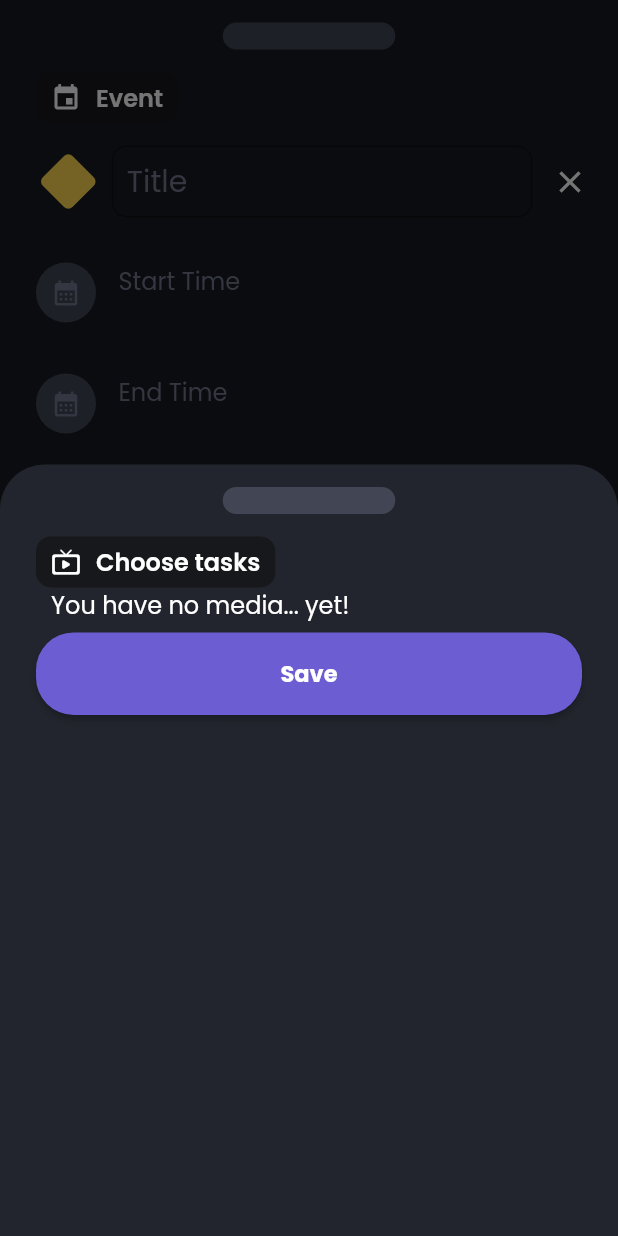
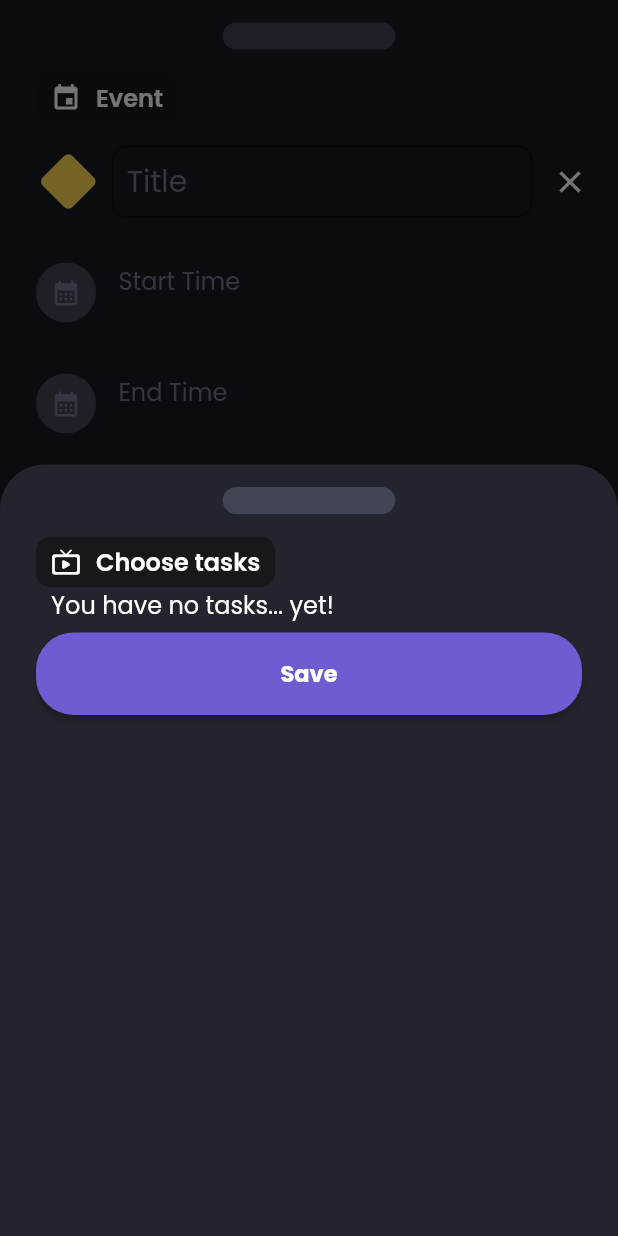
Before and after one commit to DreFlo/lgp-2223-sc1, a Flutter app: the EventForm widget shown alone on an empty page, opened directly with empty values, after a tap on the "playlist add" icon, on a phone screen of 412 x 824 dp. Run offline on Flutter 3.47's test engine with Material 2 defaults, Android fonts, the phone set to English and light mode, and no system bars; our stand-ins replace floor, flutter_svg, get_it, like_button, lottie, rive and 1 more; missing offline and left inert: books_finder, emojis, tmdb_api; accounts and stored records are empty; generated files the repository leaves out were written again; network calls fail.

Commit message:
feat(events): choose from activities not already selected

```diff
--- a/src/lib/pages/events/choose_activity_form.dart
+++ b/src/lib/pages/events/choose_activity_form.dart
@@ -13,7 +13,7 @@ class ChooseActivity {
   bool isSelected;
 
   ChooseActivity(
-      {required this.id, // TODO(eventos): I put this here because I think it is useful for the backend, but idk, feel free to change
+      {required this.id,
       required this.title,
       required this.description,
       required this.isSelected});
@@ -21,6 +21,7 @@ class ChooseActivity {
 
 class ChooseActivityForm extends StatefulWidget {
   final String title;
+  final String noActivityText;
   final List<ChooseActivity> activities;
   final ScrollController scrollController;
   final Function(int, String, String) addActivityCallback;
@@ -29,6 +30,7 @@ class ChooseActivityForm extends StatefulWidget {
       {Key? key,
       required this.scrollController,
       required this.title,
+      required this.noActivityText,
       required this.activities,
       required this.addActivityCallback})
       : super(key: key);
@@ -54,7 +56,7 @@ class _ChooseActivityFormState extends State<ChooseActivityForm> {
     }
 
     if (activities == null || activities!.isEmpty) {
-      activitiesList.add(Text(AppLocalizations.of(context).no_media,
+      activitiesList.add(Text(widget.noActivityText,
           style: const TextStyle(
               color: Colors.white,
               fontSize: 16,
--- a/src/lib/pages/events/event_form.dart
+++ b/src/lib/pages/events/event_form.dart
@@ -18,8 +18,7 @@ import 'package:src/models/media/media.dart';
 import '../../utils/formatters.dart';
 
 class Activity {
-  final int
-      id; // TODO(eventos): I put this here because I think it is useful for the backend, but idk, feel free to change
+  final int id;
   final String title;
   final String description;
 
@@ -74,43 +73,48 @@ class _EventFormState extends State<EventForm> {
   Future<List<ChooseActivity>> getMediaActivities() async {
     // TODO(eventos): findUnfinishedMedia()??
 
-    List<ChooseActivity> activities = [];
+    List<ChooseActivity> mediaActivities = [];
     List<Media> media = await serviceLocator<MediaDao>().findAllMedia();
 
     for (Media m in media) {
-      activities.add(ChooseActivity(
+      if (activities.every((element) => element.id != m.id)) {
+        mediaActivities.add(ChooseActivity(
           id: m.id!,
           title: m.name,
           description: m.description,
           isSelected: false,
         ));
       }
+    }
 
-    return activities;
+    return mediaActivities;
   }
 
   Future<List<ChooseActivity>> getTasksActivities() async {
     // TODO(eventos): findUnfinishedTasks()??
 
-    List<ChooseActivity> activities = [];
+    List<ChooseActivity> tasksActivities = [];
     List<Task> tasks = await serviceLocator<TaskDao>().findAllTasks();
 
     for (Task t in tasks) {
-      activities.add(ChooseActivity(
+      if (activities.every((element) => element.id != t.id)) {
+        tasksActivities.add(ChooseActivity(
           id: t.id!,
           title: t.name,
           description: formatDeadline(t.deadline),
           isSelected: false,
         ));
       }
+    }
 
-    return activities;
+    return tasksActivities;
   }
 
   FutureBuilder<List<ChooseActivity>> futureChooseActivityForm(
       BuildContext context,
       ScrollController scrollController,
       String title,
+      String noActivityText,
       Future<List<ChooseActivity>> activities) {
     return FutureBuilder<List<ChooseActivity>>(
       future: activities,
@@ -119,6 +123,7 @@ class _EventFormState extends State<EventForm> {
           return ChooseActivityForm(
               scrollController: scrollController,
               title: title,
+              noActivityText: noActivityText,
               activities: snapshot.data!,
               addActivityCallback: addActivityCallback);
         } else {
@@ -130,14 +135,22 @@ class _EventFormState extends State<EventForm> {
 
   FutureBuilder<List<ChooseActivity>> futureChooseMediaActivityForm(
       BuildContext context, ScrollController scrollController) {
-    return futureChooseActivityForm(context, scrollController,
-        AppLocalizations.of(context).choose_media, getMediaActivities());
+    return futureChooseActivityForm(
+        context,
+        scrollController,
+        AppLocalizations.of(context).choose_media,
+        AppLocalizations.of(context).no_media,
+        getMediaActivities());
   }
 
   FutureBuilder<List<ChooseActivity>> futureChooseTasksActivityForm(
       BuildContext context, ScrollController scrollController) {
-    return futureChooseActivityForm(context, scrollController,
-        AppLocalizations.of(context).choose_tasks, getTasksActivities());
+    return futureChooseActivityForm(
+        context,
+        scrollController,
+        AppLocalizations.of(context).choose_tasks,
+        AppLocalizations.of(context).no_tasks,
+        getTasksActivities());
   }
 
   List<Widget> getActivities() {
```
Lines whose indentation alone changed are shown as unchanged.
